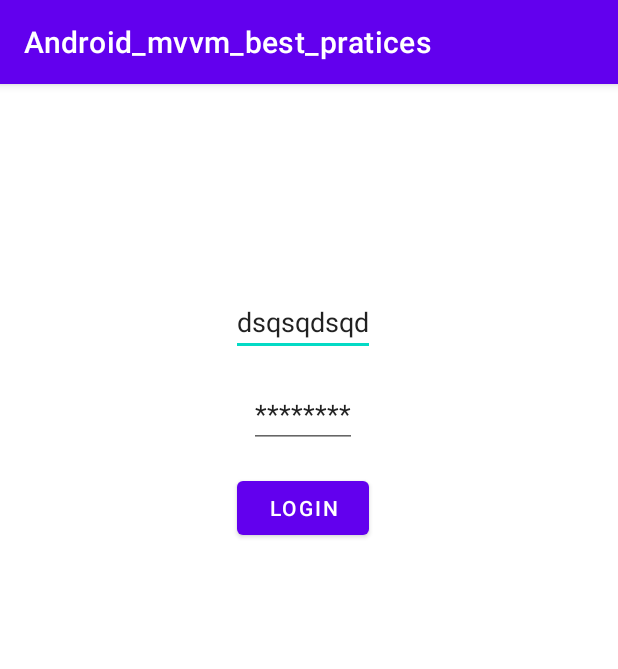
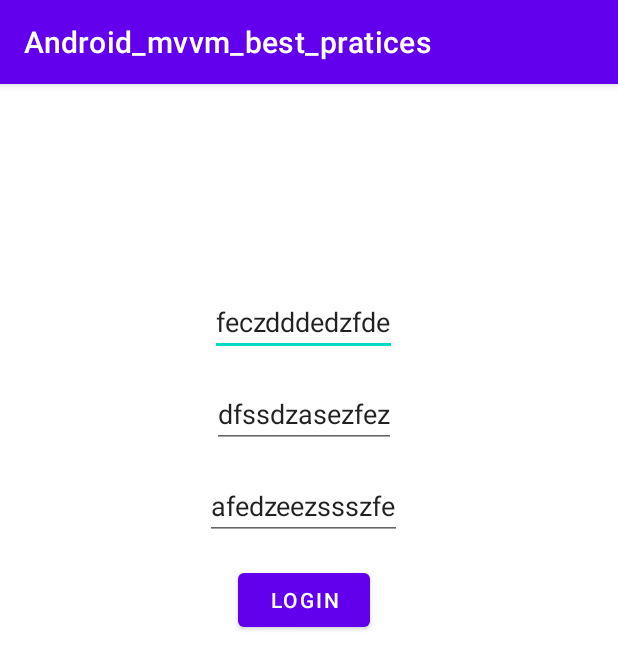
Before and after one commit to ahmed-zekri/android_mvvm_best_pratices, an Android app: the screen it shows after launch (LoginActivity), on a phone screen of 412 x 824 dp. Shown: the top 669 px of the screen. Run offline under Robolectric (Android 15) with nearby library versions, the phone set to English and light mode, and no system bars; our stand-ins replace Dagger/Hilt's generated code, data binding.

```diff
--- a/app/build.gradle
+++ b/app/build.gradle
@@ -54,12 +54,13 @@ dependencies {
     implementation 'androidx.navigation:navigation-fragment-ktx:2.4.1'
     implementation 'androidx.navigation:navigation-ui-ktx:2.4.1'
 
-    implementation("com.google.dagger:hilt-android:2.38.1")
-    kapt("com.google.dagger:hilt-android-compiler:2.38.1")
+    implementation('com.google.dagger:hilt-android:2.40.5')
+    kapt('com.google.dagger:hilt-android-compiler:2.40.5')
     androidTestImplementation 'androidx.test.ext:junit:1.1.3'
     androidTestImplementation 'androidx.test.espresso:espresso-core:3.4.0'
     implementation "com.squareup.retrofit2:converter-moshi:$retrofitVersion"
     implementation "com.squareup.moshi:moshi:$moshiVersion"
+    implementation "com.squareup.retrofit2:converter-gson:$retrofitVersion"
     kapt "com.squareup.moshi:moshi-kotlin-codegen:$moshiVersion"
     implementation "com.squareup.okhttp3:logging-interceptor:$okhttpInterceptorVersion"
     implementation("com.github.bumptech.glide:glide:$glid") {
--- a/app/src/main/AndroidManifest.xml
+++ b/app/src/main/AndroidManifest.xml
@@ -7,10 +7,11 @@
     <uses-permission android:name="android.permission.ACCESS_WIFI_STATE" />
 
     <application
+        android:name=".App"
         android:allowBackup="false"
-        android:name=".App"
         android:icon="@mipmap/ic_launcher"
         android:label="@string/app_name"
+        android:networkSecurityConfig="@xml/network_security_config"
         android:roundIcon="@mipmap/ic_launcher_round"
         android:supportsRtl="true"
         android:theme="@style/Theme.Android_mvvm_best_pratices">
--- a/app/src/main/java/com/example/android_mvvm_best_pratices/Constants.kt
+++ b/app/src/main/java/com/example/android_mvvm_best_pratices/Constants.kt
@@ -1,4 +1,4 @@
 package com.example.android_mvvm_best_pratices
 
 const val SPLASH_DELAY = 3000
-const val BASE_URL = "http://localhost:8080"
+const val BASE_URL = "http://192.168.43.213:8080/api/"
--- a/app/src/main/java/com/example/android_mvvm_best_pratices/data/DataRepository.kt
+++ b/app/src/main/java/com/example/android_mvvm_best_pratices/data/DataRepository.kt
@@ -1,7 +1,9 @@
 package com.example.android_mvvm_best_pratices.data
 
-import com.example.android_mvvm_best_pratices.data.dto.RegisterRequest
+import com.example.android_mvvm_best_pratices.data.dto.authentication.RegisterRequest
+import com.example.android_mvvm_best_pratices.data.dto.user.User
 import com.example.android_mvvm_best_pratices.data.remote.RemoteData
+import kotlinx.coroutines.flow.Flow
 import kotlinx.coroutines.flow.flow
 import kotlinx.coroutines.flow.flowOn
 import javax.inject.Inject
@@ -12,7 +14,7 @@ class DataRepository @Inject constructor(
     private val ioDispatcher: CoroutineContext
 ) :
     DataRepositorySource {
-    override suspend fun doRegister(registerRequest: RegisterRequest): kotlinx.coroutines.flow.Flow<Any?> {
+    override suspend fun doRegister(registerRequest: RegisterRequest): Flow<Resource<User>> {
         return flow {
 
             emit(remoteRepository.register(registerRequest))
--- a/app/src/main/java/com/example/android_mvvm_best_pratices/data/DataRepositorySource.kt
+++ b/app/src/main/java/com/example/android_mvvm_best_pratices/data/DataRepositorySource.kt
@@ -1,8 +1,10 @@
 package com.example.android_mvvm_best_pratices.data
 
-import com.example.android_mvvm_best_pratices.data.dto.RegisterRequest
+import com.example.android_mvvm_best_pratices.data.dto.authentication.RegisterRequest
+import com.example.android_mvvm_best_pratices.data.dto.user.User
+import kotlinx.coroutines.flow.Flow
 
 interface DataRepositorySource {
 
-    suspend fun doRegister(registerRequest: RegisterRequest):kotlinx.coroutines.flow.Flow<Any?>
+    suspend fun doRegister(registerRequest: RegisterRequest): Flow<Resource<User>>
 }
--- a/app/src/main/java/com/example/android_mvvm_best_pratices/data/dto/RegisterRequest.kt
+++ /dev/null
@@ -1,15 +0,0 @@
-package com.example.android_mvvm_best_pratices.data.dto
-
-import androidx.databinding.BaseObservable
-import androidx.databinding.Bindable
-
-class RegisterRequest   {
-
-    var email = "dsqsqdsqd"
-
-
-    var password = "********"
-
-
-    var role = ""
-}
--- /dev/null
+++ b/app/src/main/java/com/example/android_mvvm_best_pratices/data/dto/authentication/RegisterRequest.kt
@@ -0,0 +1,16 @@
+package com.example.android_mvvm_best_pratices.data.dto.authentication
+
+data class RegisterRequest(
+
+    var username: String="feczdddedzfde",
+
+
+    var password: String="dfssdzasezfez",
+
+    var email: String="afedzeezssszfe",
+
+
+    var role: String="fezfe",
+
+
+    )
--- /dev/null
+++ b/app/src/main/java/com/example/android_mvvm_best_pratices/data/dto/user/User.kt
@@ -0,0 +1,3 @@
+package com.example.android_mvvm_best_pratices.data.dto.user
+
+data class User(val username: String, val roles: List<String>, val email: String)
--- a/app/src/main/java/com/example/android_mvvm_best_pratices/data/remote/RemoteDataSource.kt
+++ b/app/src/main/java/com/example/android_mvvm_best_pratices/data/remote/RemoteDataSource.kt
@@ -1,6 +1,6 @@
 package com.example.android_mvvm_best_pratices.data.remote
 
-import com.example.android_mvvm_best_pratices.data.dto.RegisterRequest
+import com.example.android_mvvm_best_pratices.data.dto.authentication.RegisterRequest
 
 interface RemoteDataSource {
     suspend fun register(registerRequest: RegisterRequest):Any?
--- a/app/src/main/java/com/example/android_mvvm_best_pratices/data/remote/ServiceGenerator.kt
+++ b/app/src/main/java/com/example/android_mvvm_best_pratices/data/remote/ServiceGenerator.kt
@@ -9,6 +9,7 @@ import okhttp3.Interceptor
 import okhttp3.OkHttpClient
 import okhttp3.logging.HttpLoggingInterceptor
 import retrofit2.Retrofit
+import retrofit2.converter.gson.GsonConverterFactory
 import retrofit2.converter.moshi.MoshiConverterFactory
 import java.util.concurrent.TimeUnit
 import javax.inject.Inject
--- a/app/src/main/res/layout/activity_login.xml
+++ b/app/src/main/res/layout/activity_login.xml
@@ -22,7 +22,7 @@
             android:layout_height="wrap_content"
             android:layout_marginEnd="8dp"
             android:layout_marginBottom="8dp"
-            android:text="@={loginViewModel.registerRequest.email}"
+            android:text="@={loginViewModel.registerRequest.username}"
             app:layout_constraintBottom_toBottomOf="parent"
             app:layout_constraintEnd_toEndOf="parent"
             app:layout_constraintStart_toStartOf="parent"
@@ -40,6 +40,18 @@
             app:layout_constraintStart_toStartOf="@id/username"
             app:layout_constraintTop_toBottomOf="@id/username" />
 
+
+        <EditText
+            android:id="@+id/email"
+            android:layout_width="wrap_content"
+            android:layout_height="wrap_content"
+            android:layout_marginTop="16dp"
+
+            android:text="@={loginViewModel.registerRequest.email}"
+            app:layout_constraintEnd_toEndOf="@id/username"
+            app:layout_constraintStart_toStartOf="@id/username"
+            app:layout_constraintTop_toBottomOf="@id/password" />
+
         <Button
             android:layout_width="wrap_content"
             android:layout_height="wrap_content"
@@ -48,6 +60,6 @@
             android:text="@string/login"
             app:layout_constraintEnd_toEndOf="@id/username"
             app:layout_constraintStart_toStartOf="@id/username"
-            app:layout_constraintTop_toBottomOf="@id/password" />
+            app:layout_constraintTop_toBottomOf="@id/email" />
     </androidx.constraintlayout.widget.ConstraintLayout>
 </layout>
--- /dev/null
+++ b/app/src/main/res/xml/network_security_config.xml
@@ -0,0 +1,6 @@
+<?xml version="1.0" encoding="utf-8"?>
+<network-security-config>
+    <domain-config cleartextTrafficPermitted="true">
+        <domain includeSubdomains="true">192.168.43.213</domain>
+    </domain-config>
+</network-security-config>
```
Also changed, not shown: app/src/main/java/com/example/android_mvvm_best_pratices/data/remote/APIAuthService.kt (added, +15 -0 lines), app/src/main/java/com/example/android_mvvm_best_pratices/data/remote/APIMoviesService.kt (added, +12 -0 lines), app/src/main/java/com/example/android_mvvm_best_pratices/data/remote/APIService.kt (deleted, +0 -18 lines), app/src/main/java/com/example/android_mvvm_best_pratices/data/remote/RemoteData.kt (+11 -7 lines), app/src/main/java/com/example/android_mvvm_best_pratices/ui/component/login/LoginViewModel.kt (+8 -2 lines), build.gradle (+6 -6 lines).
